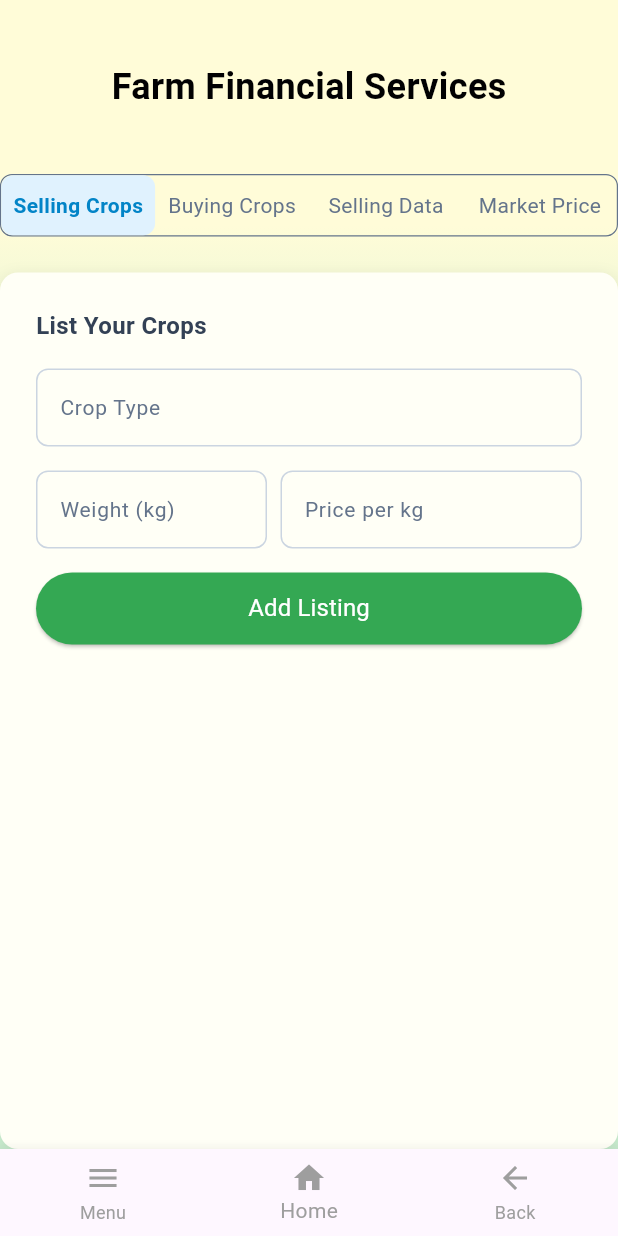
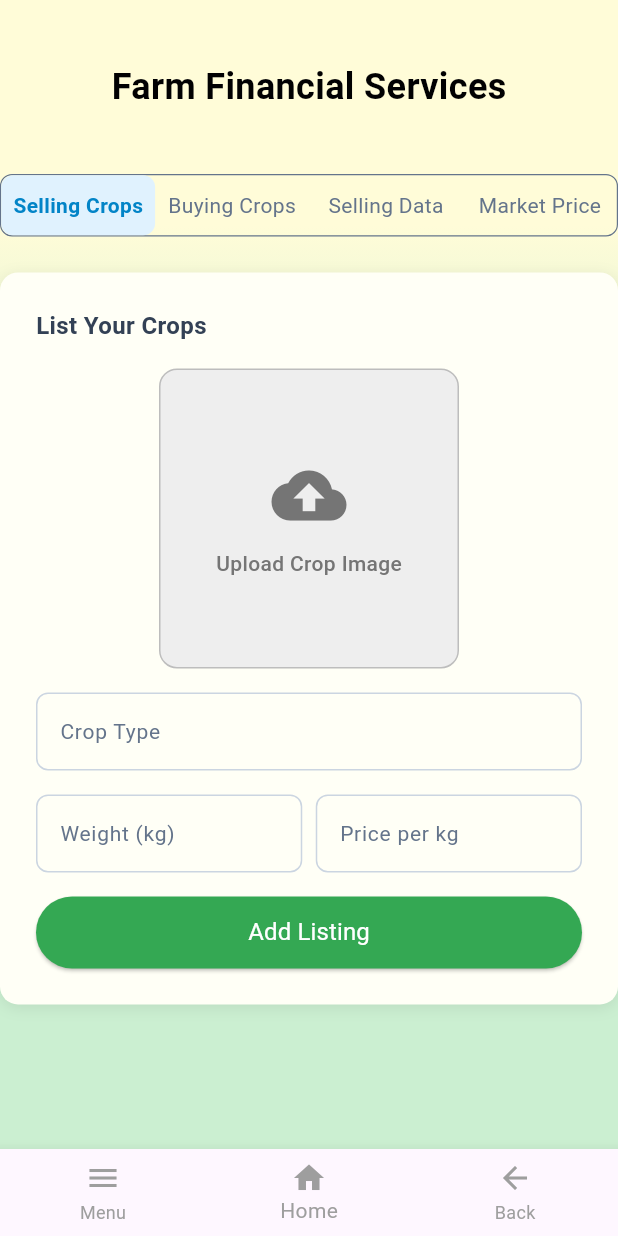
Before and after one commit to lingyuqian0301/farmplus, a Flutter app: the FarmFinancialServicesScreen screen opened directly, on a phone screen of 412 x 824 dp. Run offline on Flutter 3.47's test engine with Material 3 defaults, Android fonts, the phone set to English and light mode, and no system bars; our stand-ins replace flutter_svg, google_fonts, image_picker.

Commit message:
adding image upload function in selling crops view

```diff
--- a/lib/screens/farmer_financial_hub/selling_crop/farm_financial_services_screen.dart
+++ b/lib/screens/farmer_financial_hub/selling_crop/farm_financial_services_screen.dart
@@ -1,4 +1,6 @@
+import 'dart:io';
 import 'package:flutter/material.dart';
+import 'package:image_picker/image_picker.dart';
 import 'package:myapp/components/navbar.dart';
 import '../buying_crop/crop.dart';
 import '../buying_crop/crop_list_items.dart';
@@ -16,10 +18,20 @@ class _FarmFinancialServicesScreenState extends State<FarmFinancialServicesScree
   final TextEditingController weightController = TextEditingController();
   final TextEditingController priceController = TextEditingController();
 
-  // Currently selected tab
   int _selectedTabIndex = 0;
+  File? _selectedImage;
 
-  // List of tab titles
+  Future<void> _pickImage() async {
+    final ImagePicker picker = ImagePicker();
+    final XFile? image = await picker.pickImage(source: ImageSource.gallery);
+
+    if (image != null) {
+      setState(() {
+        _selectedImage = File(image.path);
+      });
+    }
+  }
+
   final List<String> _tabTitles = [
     'Selling Crops',
     'Buying Crops',
@@ -27,7 +39,6 @@ class _FarmFinancialServicesScreenState extends State<FarmFinancialServicesScree
     'Market Price',
   ];
 
-  // Crops for buying crops screen
   final List<Crop> crops = [
     Crop(
       name: 'Organic Corn',
@@ -55,7 +66,6 @@ class _FarmFinancialServicesScreenState extends State<FarmFinancialServicesScree
     ),
   ];
 
-  // Market prices list
   final List<MarketPrice> marketPrices = [
     MarketPrice(name: 'Corn', price: 4.5),
     MarketPrice(name: 'Wheat', price: 5.2),
@@ -75,7 +85,6 @@ class _FarmFinancialServicesScreenState extends State<FarmFinancialServicesScree
     super.dispose();
   }
 
-  // Method to handle tab selection
   void _onTabSelected(int index) {
     setState(() {
       _selectedTabIndex = index;
@@ -84,7 +93,8 @@ class _FarmFinancialServicesScreenState extends State<FarmFinancialServicesScree
 
   // Build selling crops content
    Widget _buildSellingCropsContent() {
-    return Container(
+    return SingleChildScrollView(
+      child: Container(
         padding: const EdgeInsets.all(24),
         decoration: BoxDecoration(
           color: const Color(0xFFFFFFF6),
@@ -110,6 +120,47 @@ class _FarmFinancialServicesScreenState extends State<FarmFinancialServicesScree
               ),
             ),
             const SizedBox(height: 16),
+            Center(
+              child: GestureDetector(
+                onTap: _pickImage,
+                child: Container(
+                  width: 200,
+                  height: 200,
+                  decoration: BoxDecoration(
+                    color: Colors.grey[200],
+                    borderRadius: BorderRadius.circular(12),
+                    border: Border.all(color: Colors.grey[400]!),
+                  ),
+                  child: _selectedImage != null
+                      ? ClipRRect(
+                          borderRadius: BorderRadius.circular(12),
+                          child: Image.file(
+                            _selectedImage!,
+                            fit: BoxFit.cover,
+                          ),
+                        )
+                      : Column(
+                          mainAxisAlignment: MainAxisAlignment.center,
+                          children: [
+                            Icon(
+                              Icons.cloud_upload,
+                              size: 50,
+                              color: Colors.grey[600],
+                            ),
+                            const SizedBox(height: 10),
+                            Text(
+                              'Upload Crop Image',
+                              style: TextStyle(
+                                color: Colors.grey[600],
+                                fontWeight: FontWeight.w500,
+                              ),
+                            ),
+                          ],
+                        ),
+                ),
+              ),
+            ),
+            const SizedBox(height: 16),
             CustomInputField(
               controller: cropTypeController,
               hintText: 'Crop Type',
@@ -117,8 +168,7 @@ class _FarmFinancialServicesScreenState extends State<FarmFinancialServicesScree
             const SizedBox(height: 16),
             Row(
               children: [
-              SizedBox(
-                width: 154,
+                Expanded(
                   child: CustomInputField(
                     controller: weightController,
                     hintText: 'Weight (kg)',
@@ -159,6 +209,7 @@ class _FarmFinancialServicesScreenState extends State<FarmFinancialServicesScree
               ),
             ),
           ],
+        ),
       ),
     );
   }
@@ -418,11 +469,12 @@ class _FarmFinancialServicesScreenState extends State<FarmFinancialServicesScree
     // Validate inputs
     if (cropTypeController.text.isEmpty ||
         weightController.text.isEmpty ||
-        priceController.text.isEmpty) {
+        priceController.text.isEmpty ||
+        _selectedImage == null) {
       // Show an error message
       ScaffoldMessenger.of(context).showSnackBar(
         const SnackBar(
-          content: Text('Please fill in all fields'),
+          content: Text('Please fill in all fields and upload an image'),
           backgroundColor: Colors.red,
         ),
       );
@@ -438,10 +490,13 @@ class _FarmFinancialServicesScreenState extends State<FarmFinancialServicesScree
       ),
     );
 
-    // Clear the input fields
+    // Clear the input fields and image
     cropTypeController.clear();
     weightController.clear();
     priceController.clear();
+    setState(() {
+      _selectedImage = null;
+    });
   }
 }
 
```
Also changed, not shown: pubspec.lock. Lines whose indentation alone changed are shown as unchanged.
